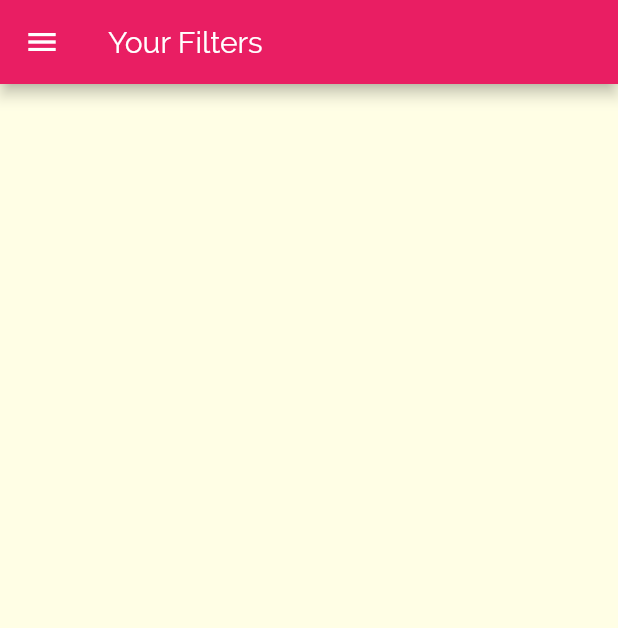
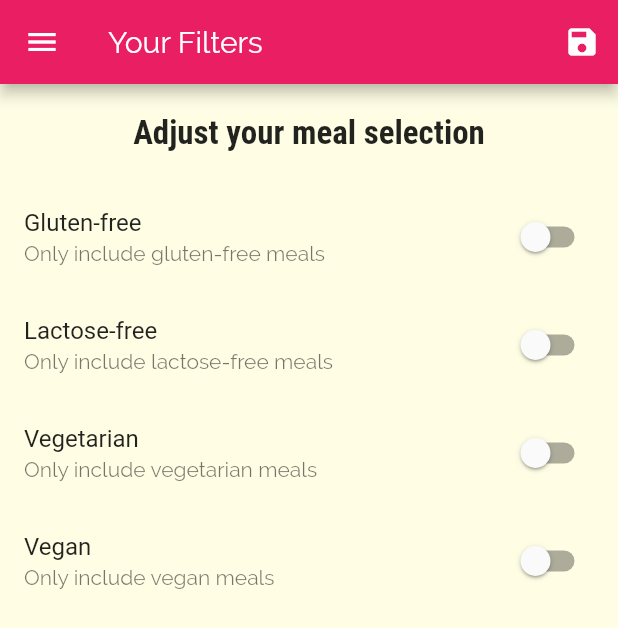
Before and after one commit to jeremiahAI/flutter_recipes, a Flutter app: the FiltersScreen screen opened by its route, on a phone screen of 412 x 824 dp. Shown: the top 628 px of the screen. Run offline on Flutter 3.47's test engine with Material 2 defaults, Android fonts, the light colour scheme and no system bars; network calls fail.

Commit message:
Add filtering logic with naive state management

```diff
--- a/lib/main.dart
+++ b/lib/main.dart
@@ -1,12 +1,34 @@
 import 'package:flutter/material.dart';
+import 'package:recipes/dummy_data.dart';
 import 'package:recipes/screens/category_meals_screen.dart';
 import 'package:recipes/screens/filters_screen.dart';
 import 'package:recipes/screens/meal_details_screen.dart';
 import 'package:recipes/screens/tabs_screen.dart';
 
+import 'models/meal.dart';
+import 'models/meal_type_filter.dart';
+
 void main() => runApp(MyApp());
 
-class MyApp extends StatelessWidget {
+class MyApp extends StatefulWidget {
+  @override
+  _MyAppState createState() => _MyAppState();
+}
+
+class _MyAppState extends State<MyApp> {
+  var _filters = MealTypeFilter();
+  List<Meal> _availableMeals = DUMMY_MEALS;
+
+  void _setFilters(MealTypeFilter filters) => setState(() {
+        _filters = filters;
+        _availableMeals = DUMMY_MEALS.where((meal) {
+          if (filters.glutenFree && !meal.isGlutenFree) return false;
+          if (filters.lactoseFree && !meal.isLactoseFree) return false;
+          if (filters.vegan && !meal.isVegan) return false;
+          if (filters.vegetarian && !meal.isVegetarian) return false;
+          return true;
+        }).toList();
+      });
   @override
   Widget build(BuildContext context) {
     return MaterialApp(
@@ -25,9 +47,10 @@ class MyApp extends StatelessWidget {
                   fontFamily: 'RobotoCondensed'))),
       home: TabsScreen(),
       routes: {
-        CategoryMealsScreen.route: (ctx) => CategoryMealsScreen(),
+        CategoryMealsScreen.route: (ctx) =>
+            CategoryMealsScreen(_availableMeals),
         MealDetailsScreen.route: (ctx) => MealDetailsScreen(),
-        FiltersScreen.route: (ctx) => FiltersScreen(),
+        FiltersScreen.route: (ctx) => FiltersScreen(_filters, _setFilters),
       },
     );
   }
--- /dev/null
+++ b/lib/models/meal_type_filter.dart
@@ -0,0 +1,9 @@
+class MealTypeFilter {
+  bool glutenFree, vegetarian, vegan, lactoseFree;
+
+  MealTypeFilter(
+      {this.lactoseFree = false,
+      this.glutenFree = false,
+      this.vegetarian = false,
+      this.vegan = false});
+}
--- a/lib/screens/category_meals_screen.dart
+++ b/lib/screens/category_meals_screen.dart
@@ -6,6 +6,9 @@ import 'package:recipes/widgets/meal_item.dart';
 
 class CategoryMealsScreen extends StatefulWidget {
   static const route = '/category-meals';
+  List<Meal> availableMeals;
+
+  CategoryMealsScreen(this.availableMeals);
 
   @override
   _CategoryMealsScreenState createState() => _CategoryMealsScreenState();
@@ -20,15 +23,15 @@ class _CategoryMealsScreenState extends State<CategoryMealsScreen> {
   void initState() {
     // TODO: implement initState
     super.initState();
+    mealsList = widget.availableMeals;
   }
 
   @override
   void didChangeDependencies() {
-    // TODO: implement didChangeDependencies
     super.didChangeDependencies();
     if (!loadedInitData) {
       category = ModalRoute.of(context).settings.arguments as Category;
-      mealsList = DUMMY_MEALS
+      mealsList = mealsList
           .where((meal) => meal.categories.contains(category.id))
           .toList();
       loadedInitData = true;
--- a/lib/screens/filters_screen.dart
+++ b/lib/screens/filters_screen.dart
@@ -1,13 +1,87 @@
 import 'package:flutter/material.dart';
+import 'package:recipes/main.dart';
+import 'package:recipes/models/meal_type_filter.dart';
 import 'package:recipes/widgets/main_drawer.dart';
 
-class FiltersScreen extends StatelessWidget {
+class FiltersScreen extends StatefulWidget {
   static const route = "/filters";
+  Function(MealTypeFilter) saveFilters;
+  MealTypeFilter filters;
+
+  FiltersScreen(this.filters, this.saveFilters);
+
+  @override
+  _FiltersScreenState createState() => _FiltersScreenState();
+}
+
+class _FiltersScreenState extends State<FiltersScreen> {
+  var filters = MealTypeFilter();
+
+  @override
+  initState() {
+    super.initState();
+    filters = widget.filters;
+  }
+
+  Widget buildSwitchTile(
+      String title, String subtitle, bool value, Function(bool) onChanged) {
+    return SwitchListTile(
+      title: Text(title),
+      value: value,
+      onChanged: onChanged,
+      subtitle: Text(subtitle),
+    );
+  }
+
   @override
   Widget build(BuildContext context) {
     return Scaffold(
       appBar: AppBar(
         title: Text('Your Filters'),
+        actions: [
+          IconButton(
+            icon: Icon(Icons.save),
+            onPressed: () {
+              widget.saveFilters(filters);
+            },
+          )
+        ],
+      ),
+      body: Column(
+        children: [
+          Container(
+            padding: const EdgeInsets.all(20),
+            child: Text(
+              'Adjust your meal selection',
+              style: Theme.of(context).textTheme.title,
+            ),
+          ),
+          Expanded(
+              child: ListView(
+            children: [
+              buildSwitchTile(
+                  'Gluten-free',
+                  "Only include gluten-free meals",
+                  filters.glutenFree,
+                  (bool value) => setState(() => filters.glutenFree = value)),
+              buildSwitchTile(
+                  'Lactose-free',
+                  "Only include lactose-free meals",
+                  filters.lactoseFree,
+                  (bool value) => setState(() => filters.lactoseFree = value)),
+              buildSwitchTile(
+                  'Vegetarian',
+                  "Only include vegetarian meals",
+                  filters.vegetarian,
+                  (bool value) => setState(() => filters.vegetarian = value)),
+              buildSwitchTile(
+                  'Vegan',
+                  "Only include vegan meals",
+                  filters.vegan,
+                  (bool value) => setState(() => filters.vegan = value)),
+            ],
+          ))
+        ],
       ),
       drawer: MainDrawer(),
     );
```
